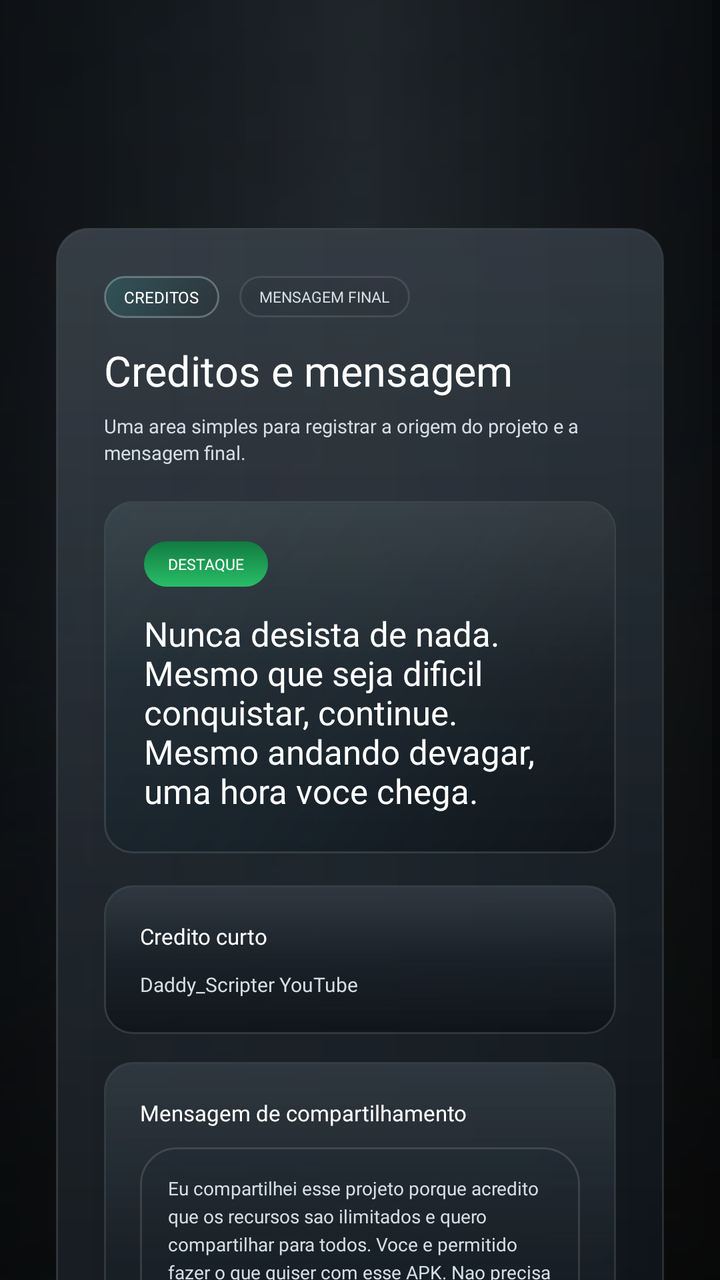
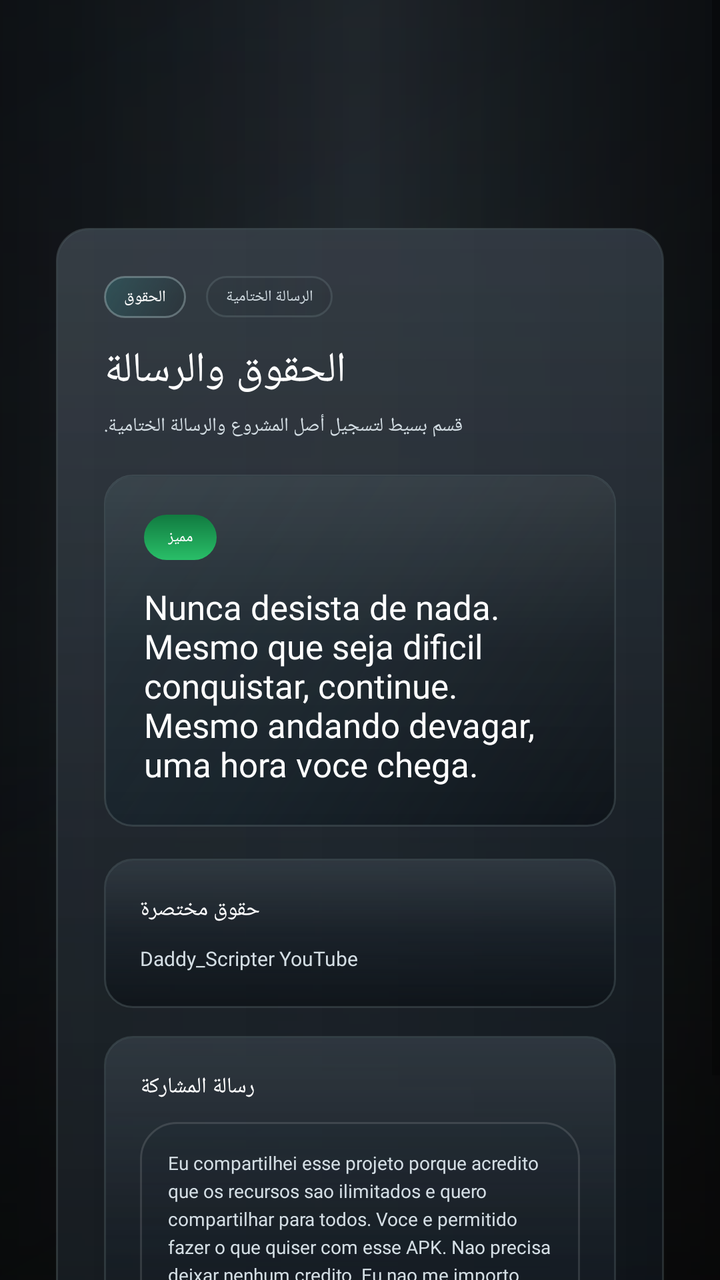

Two renders of the same Android screen: before a commit and after it. Below are the layout's source before the change and the commit's diff.
<!-- AndroidManifest.xml: application theme Theme.AppCompat.Light.NoActionBar.FullScreen -->
<!-- res/layout/fragment_credits.xml -->
<?xml version="1.0" encoding="utf-8"?>
<FrameLayout xmlns:android="http://schemas.android.com/apk/res/android"
    android:layout_width="match_parent"
    android:layout_height="match_parent">

    <View
        android:layout_width="match_parent"
        android:layout_height="match_parent"
        android:background="@drawable/home_overlay" />

    <ScrollView
        android:layout_width="match_parent"
        android:layout_height="match_parent"
        android:fillViewport="true">

        <LinearLayout
            android:layout_width="match_parent"
            android:layout_height="wrap_content"
            android:gravity="center_horizontal"
            android:orientation="vertical"
            android:paddingStart="28dp"
            android:paddingTop="114dp"
            android:paddingEnd="28dp"
            android:paddingBottom="20dp">

            <LinearLayout
                android:layout_width="match_parent"
                android:layout_height="wrap_content"
                android:background="@drawable/home_panel_surface"
                android:orientation="vertical"
                android:padding="24dp">

                <LinearLayout
                    android:layout_width="match_parent"
                    android:layout_height="wrap_content"
                    android:gravity="center_vertical"
                    android:orientation="horizontal">

                    <TextView
                        android:layout_width="wrap_content"
                        android:layout_height="wrap_content"
                        android:background="@drawable/home_news_badge"
                        android:fontFamily="@font/montserrat_bold"
                        android:paddingStart="10dp"
                        android:paddingTop="5dp"
                        android:paddingEnd="10dp"
                        android:paddingBottom="5dp"
                        android:text="Creditos"
                        android:textAllCaps="true"
                        android:textColor="@android:color/white"
                        android:textSize="8sp" />

                    <TextView
                        android:layout_width="wrap_content"
                        android:layout_height="wrap_content"
                        android:layout_marginStart="10dp"
                        android:background="@drawable/launcher_badge_outline"
                        android:fontFamily="@font/montserrat_bold"
                        android:paddingStart="10dp"
                        android:paddingTop="5dp"
                        android:paddingEnd="10dp"
                        android:paddingBottom="5dp"
                        android:text="MENSAGEM FINAL"
                        android:textAllCaps="true"
                        android:textColor="@color/launcher_text_secondary"
                        android:textSize="7.5sp" />
                </LinearLayout>

                <TextView
                    android:layout_width="wrap_content"
                    android:layout_height="wrap_content"
                    android:layout_marginTop="12dp"
                    android:fontFamily="@font/montserrat_black"
                    android:text="Creditos e mensagem"
                    android:textColor="@android:color/white"
                    android:textSize="21sp" />

                <TextView
                    android:layout_width="wrap_content"
                    android:layout_height="wrap_content"
                    android:layout_marginTop="7dp"
                    android:maxWidth="760dp"
                    android:fontFamily="@font/montserrat_medium"
                    android:lineSpacingExtra="2dp"
                    android:text="Uma area simples para registrar a origem do projeto e a mensagem final."
                    android:textColor="@color/launcher_text_secondary"
                    android:textSize="9.5sp" />

                <LinearLayout
                    android:layout_width="match_parent"
                    android:layout_height="wrap_content"
                    android:layout_marginTop="18dp"
                    android:background="@drawable/host_dashboard_hero_surface"
                    android:orientation="vertical"
                    android:padding="20dp">

                    <TextView
                        android:layout_width="wrap_content"
                        android:layout_height="wrap_content"
                        android:background="@drawable/host_dashboard_status_badge"
                        android:fontFamily="@font/montserrat_bold"
                        android:paddingStart="12dp"
                        android:paddingTop="6dp"
                        android:paddingEnd="12dp"
                        android:paddingBottom="6dp"
                        android:text="Destaque"
                        android:textAllCaps="true"
                        android:textColor="@android:color/white"
                        android:textSize="7.6sp" />

                    <TextView
                        android:layout_width="match_parent"
                        android:layout_height="wrap_content"
                        android:layout_marginTop="12dp"
                        android:fontFamily="@font/montserrat_black"
                        android:text="Nunca desista de nada. Mesmo que seja dificil conquistar, continue. Mesmo andando devagar, uma hora voce chega."
                        android:textColor="@android:color/white"
                        android:textSize="17sp" />
                </LinearLayout>

                <LinearLayout
                    android:layout_width="match_parent"
                    android:layout_height="wrap_content"
                    android:layout_marginTop="16dp"
                    android:background="@drawable/file_browser_list_surface"
                    android:orientation="vertical"
                    android:padding="18dp">

                    <TextView
                        android:layout_width="wrap_content"
                        android:layout_height="wrap_content"
                        android:fontFamily="@font/montserrat_bold"
                        android:text="Credito curto"
                        android:textColor="@android:color/white"
                        android:textSize="11sp" />

                    <TextView
                        android:layout_width="match_parent"
                        android:layout_height="wrap_content"
                        android:layout_marginTop="10dp"
                        android:fontFamily="@font/montserrat_medium"
                        android:text="Daddy_Scripter YouTube"
                        android:textColor="@color/launcher_text_secondary"
                        android:textSize="10sp" />
                </LinearLayout>

                <LinearLayout
                    android:layout_width="match_parent"
                    android:layout_height="wrap_content"
                    android:layout_marginTop="14dp"
                    android:background="@drawable/file_browser_list_surface"
                    android:orientation="vertical"
                    android:padding="18dp">

                    <TextView
                        android:layout_width="wrap_content"
                        android:layout_height="wrap_content"
                        android:fontFamily="@font/montserrat_bold"
                        android:text="Mensagem de compartilhamento"
                        android:textColor="@android:color/white"
                        android:textSize="11sp" />

                    <TextView
                        android:layout_width="match_parent"
                        android:layout_height="wrap_content"
                        android:layout_marginTop="10dp"
                        android:background="@drawable/host_dashboard_subtle_note"
                        android:fontFamily="@font/montserrat_medium"
                        android:lineSpacingExtra="3dp"
                        android:padding="14dp"
                        android:text="Eu compartilhei esse projeto porque acredito que os recursos sao ilimitados e quero compartilhar para todos. Voce e permitido fazer o que quiser com esse APK. Nao precisa deixar nenhum credito. Eu nao me importo com quem voce e nem com o que vai fazer com ele. Apenas quero compartilhar, ajudar e alcancar quem necessita."
                        android:textColor="@color/launcher_text_secondary"
                        android:textSize="9.2sp" />
                </LinearLayout>
            </LinearLayout>
        </LinearLayout>
    </ScrollView>

</FrameLayout>
<!-- resources referenced by this layout -->
<resources>
  <color name="launcher_text_secondary">#D4DEE4</color>
  <!-- drawable file_browser_list_surface (drawable) -->
  <?xml version="1.0" encoding="utf-8"?>
  <layer-list xmlns:android="http://schemas.android.com/apk/res/android">
      <item>
          <shape android:shape="rectangle">
              <gradient
                  android:angle="270"
                  android:startColor="#D91A242D"
                  android:centerColor="#BF121A22"
                  android:endColor="#9D080D12" />
              <corners android:radius="14dp" />
              <stroke
                  android:width="1dp"
                  android:color="@color/launcher_border_soft" />
          </shape>
      </item>
      <item
          android:left="1dp"
          android:top="1dp"
          android:right="1dp"
          android:bottom="1dp">
          <shape android:shape="rectangle">
              <gradient
                  android:angle="270"
                  android:startColor="#16FFFFFF"
                  android:centerColor="#05FFFFFF"
                  android:endColor="#00000000" />
              <corners android:radius="13dp" />
          </shape>
      </item>
  </layer-list>
  <!-- drawable home_news_badge (drawable) -->
  <?xml version="1.0" encoding="utf-8"?>
  <shape xmlns:android="http://schemas.android.com/apk/res/android"
      android:shape="rectangle">
      <gradient
          android:angle="315"
          android:startColor="#6C2D6F73"
          android:endColor="#33192325" />
      <corners android:radius="10dp" />
      <stroke
          android:width="1dp"
          android:color="#5DBBD4D5" />
  </shape>
  <!-- drawable host_dashboard_status_badge (drawable) -->
  <?xml version="1.0" encoding="utf-8"?>
  <shape xmlns:android="http://schemas.android.com/apk/res/android"
      android:shape="rectangle">
      <gradient
          android:angle="270"
          android:startColor="#FF117A40"
          android:endColor="#FF29BF68" />
      <corners android:radius="999dp" />
  </shape>
  <!-- drawable host_dashboard_subtle_note (drawable) -->
  <?xml version="1.0" encoding="utf-8"?>
  <shape xmlns:android="http://schemas.android.com/apk/res/android"
      android:shape="rectangle">
      <gradient
          android:angle="270"
          android:startColor="#2617212D"
          android:endColor="#12101920" />
      <corners android:radius="18dp" />
      <stroke
          android:width="1dp"
          android:color="#20FFFFFF" />
  </shape>
  <!-- drawable launcher_badge_outline (drawable) -->
  <?xml version="1.0" encoding="utf-8"?>
  <shape xmlns:android="http://schemas.android.com/apk/res/android"
      android:shape="rectangle">
      <gradient
          android:angle="0"
          android:startColor="#221D2931"
          android:endColor="#120D1218" />
      <corners android:radius="10dp" />
      <stroke
          android:width="1dp"
          android:color="@color/launcher_border_soft" />
  </shape>
  <style name="Theme.AppCompat.Light.NoActionBar.FullScreen" parent="@style/Theme.AppCompat.Light.NoActionBar">
          <item name="android:windowNoTitle">true</item>
          <item name="android:windowActionBar">false</item>
          <item name="android:windowFullscreen">true</item>
          <item name="android:windowContentOverlay">@null</item>
          <item name="android:windowLayoutInDisplayCutoutMode">shortEdges</item>
      </style>
  <color name="launcher_border_soft">#42798A91</color>
  <color name="launcher_panel_top">#E71B242D</color>
  <color name="launcher_panel_bottom">#D00A0F14</color>
  <!-- unchanged entries left out for length: 3 -->
</resources>

<!-- the commit's change to res/layout/fragment_credits.xml (unified diff, before → after) -->
@@ -45,7 +45,7 @@
                         android:paddingTop="5dp"
                         android:paddingEnd="10dp"
                         android:paddingBottom="5dp"
-                        android:text="Creditos"
+                        android:text="الحقوق"
                         android:textAllCaps="true"
                         android:textColor="@android:color/white"
                         android:textSize="8sp" />
@@ -60,7 +60,7 @@
                         android:paddingTop="5dp"
                         android:paddingEnd="10dp"
                         android:paddingBottom="5dp"
-                        android:text="MENSAGEM FINAL"
+                        android:text="الرسالة الختامية"
                         android:textAllCaps="true"
                         android:textColor="@color/launcher_text_secondary"
                         android:textSize="7.5sp" />
@@ -71,7 +71,7 @@
                     android:layout_height="wrap_content"
                     android:layout_marginTop="12dp"
                     android:fontFamily="@font/montserrat_black"
-                    android:text="Creditos e mensagem"
+                    android:text="الحقوق والرسالة"
                     android:textColor="@android:color/white"
                     android:textSize="21sp" />
 
@@ -82,7 +82,7 @@
                     android:maxWidth="760dp"
                     android:fontFamily="@font/montserrat_medium"
                     android:lineSpacingExtra="2dp"
-                    android:text="Uma area simples para registrar a origem do projeto e a mensagem final."
+                    android:text="قسم بسيط لتسجيل أصل المشروع والرسالة الختامية."
                     android:textColor="@color/launcher_text_secondary"
                     android:textSize="9.5sp" />
 
@@ -103,7 +103,7 @@
                         android:paddingTop="6dp"
                         android:paddingEnd="12dp"
                         android:paddingBottom="6dp"
-                        android:text="Destaque"
+                        android:text="مميز"
                         android:textAllCaps="true"
                         android:textColor="@android:color/white"
                         android:textSize="7.6sp" />
@@ -130,7 +130,7 @@
                         android:layout_width="wrap_content"
                         android:layout_height="wrap_content"
                         android:fontFamily="@font/montserrat_bold"
-                        android:text="Credito curto"
+                        android:text="حقوق مختصرة"
                         android:textColor="@android:color/white"
                         android:textSize="11sp" />
 
@@ -156,7 +156,7 @@
                         android:layout_width="wrap_content"
                         android:layout_height="wrap_content"
                         android:fontFamily="@font/montserrat_bold"
-                        android:text="Mensagem de compartilhamento"
+                        android:text="رسالة المشاركة"
                         android:textColor="@android:color/white"
                         android:textSize="11sp" />
 
